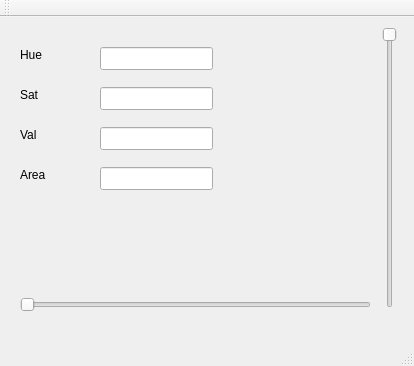
Above: software/qprochsv/prochsv.ui from mekatronik-achmadi/tugas_akhir before the change. Below: the same form after it.
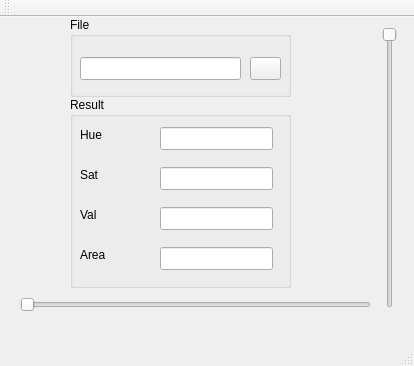
That is the form after the change. Icons and pictures are not drawn.

Commit message: add openfile feature

Diff of the .ui file:
```diff
--- a/software/qprochsv/prochsv.ui
+++ b/software/qprochsv/prochsv.ui
@@ -43,30 +43,35 @@
      <bool>true</bool>
     </property>
    </widget>
-   <widget class="QLineEdit" name="txtHue">
+   <widget class="QGroupBox" name="groupBox">
     <property name="geometry">
      <rect>
-      <x>100</x>
-      <y>30</y>
-      <width>113</width>
-      <height>23</height>
+      <x>70</x>
+      <y>80</y>
+      <width>221</width>
+      <height>191</height>
      </rect>
     </property>
-   </widget>
-   <widget class="QLineEdit" name="txtSat">
+    <property name="title">
+     <string>Result</string>
+    </property>
+    <widget class="QLabel" name="label_3">
     <property name="geometry">
      <rect>
-      <x>100</x>
-      <y>70</y>
-      <width>113</width>
-      <height>23</height>
-     </rect>
-    </property>
+       <x>10</x>
+       <y>110</y>
+       <width>57</width>
+       <height>15</height>
+      </rect>
+     </property>
+     <property name="text">
+      <string>Val</string>
+     </property>
    </widget>
    <widget class="QLineEdit" name="txtVal">
     <property name="geometry">
      <rect>
-      <x>100</x>
+       <x>90</x>
       <y>110</y>
       <width>113</width>
       <height>23</height>
@@ -76,7 +81,7 @@
    <widget class="QLabel" name="label">
     <property name="geometry">
      <rect>
-      <x>20</x>
+       <x>10</x>
       <y>30</y>
       <width>57</width>
       <height>15</height>
@@ -86,10 +91,20 @@
      <string>Hue</string>
     </property>
    </widget>
+    <widget class="QLineEdit" name="txtHue">
+     <property name="geometry">
+      <rect>
+       <x>90</x>
+       <y>30</y>
+       <width>113</width>
+       <height>23</height>
+      </rect>
+     </property>
+    </widget>
    <widget class="QLabel" name="label_2">
     <property name="geometry">
      <rect>
-      <x>20</x>
+       <x>10</x>
       <y>70</y>
       <width>57</width>
       <height>15</height>
@@ -99,33 +114,10 @@
      <string>Sat</string>
     </property>
    </widget>
-   <widget class="QLabel" name="label_3">
-    <property name="geometry">
-     <rect>
-      <x>20</x>
-      <y>110</y>
-      <width>57</width>
-      <height>15</height>
-     </rect>
-    </property>
-    <property name="text">
-     <string>Val</string>
-    </property>
-   </widget>
-   <widget class="QLineEdit" name="txtArea">
-    <property name="geometry">
-     <rect>
-      <x>100</x>
-      <y>150</y>
-      <width>113</width>
-      <height>23</height>
-     </rect>
-    </property>
-   </widget>
    <widget class="QLabel" name="label_4">
     <property name="geometry">
      <rect>
-      <x>20</x>
+       <x>10</x>
       <y>150</y>
       <width>57</width>
       <height>15</height>
@@ -134,6 +126,66 @@
     <property name="text">
      <string>Area</string>
     </property>
+    </widget>
+    <widget class="QLineEdit" name="txtSat">
+     <property name="geometry">
+      <rect>
+       <x>90</x>
+       <y>70</y>
+       <width>113</width>
+       <height>23</height>
+      </rect>
+     </property>
+    </widget>
+    <widget class="QLineEdit" name="txtArea">
+     <property name="geometry">
+      <rect>
+       <x>90</x>
+       <y>150</y>
+       <width>113</width>
+       <height>23</height>
+      </rect>
+     </property>
+    </widget>
+   </widget>
+   <widget class="QGroupBox" name="groupBox_2">
+    <property name="geometry">
+     <rect>
+      <x>70</x>
+      <y>0</y>
+      <width>221</width>
+      <height>80</height>
+     </rect>
+    </property>
+    <property name="title">
+     <string>File</string>
+    </property>
+    <widget class="QLineEdit" name="txtFile">
+     <property name="geometry">
+      <rect>
+       <x>10</x>
+       <y>40</y>
+       <width>161</width>
+       <height>23</height>
+      </rect>
+     </property>
+    </widget>
+    <widget class="QPushButton" name="btnFile">
+     <property name="geometry">
+      <rect>
+       <x>180</x>
+       <y>40</y>
+       <width>31</width>
+       <height>23</height>
+      </rect>
+     </property>
+     <property name="text">
+      <string/>
+     </property>
+     <property name="icon">
+      <iconset theme="folder"/>
+     </property>
+    </widget>
    </widget>
   </widget>
   <widget class="QMenuBar" name="menuBar">
```
Lines whose indentation alone changed are shown as unchanged. The commit also changes 2 other files.
